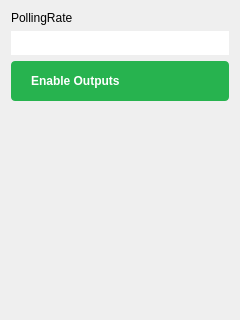
This is ui/digitaliomenu.ui in analogdevicesinc/scopy as Qt 5 draws it before an edit. The edited form follows.
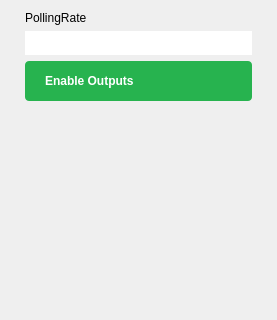
This is the edited form.

Patch:
```diff
--- a/ui/digitaliomenu.ui
+++ b/ui/digitaliomenu.ui
@@ -6,7 +6,7 @@
    <rect>
     <x>0</x>
     <y>0</y>
-    <width>240</width>
+    <width>277</width>
     <height>320</height>
    </rect>
   </property>
@@ -31,6 +31,15 @@
 </string>
   </property>
   <layout class="QVBoxLayout" name="verticalLayout">
+   <property name="leftMargin">
+    <number>25</number>
+   </property>
+   <property name="rightMargin">
+    <number>25</number>
+   </property>
+   <property name="bottomMargin">
+    <number>2</number>
+   </property>
    <item>
     <widget class="QLabel" name="label">
      <property name="text">
```
Left out of the diff: 2 changed lines with no effect on the pictures.
